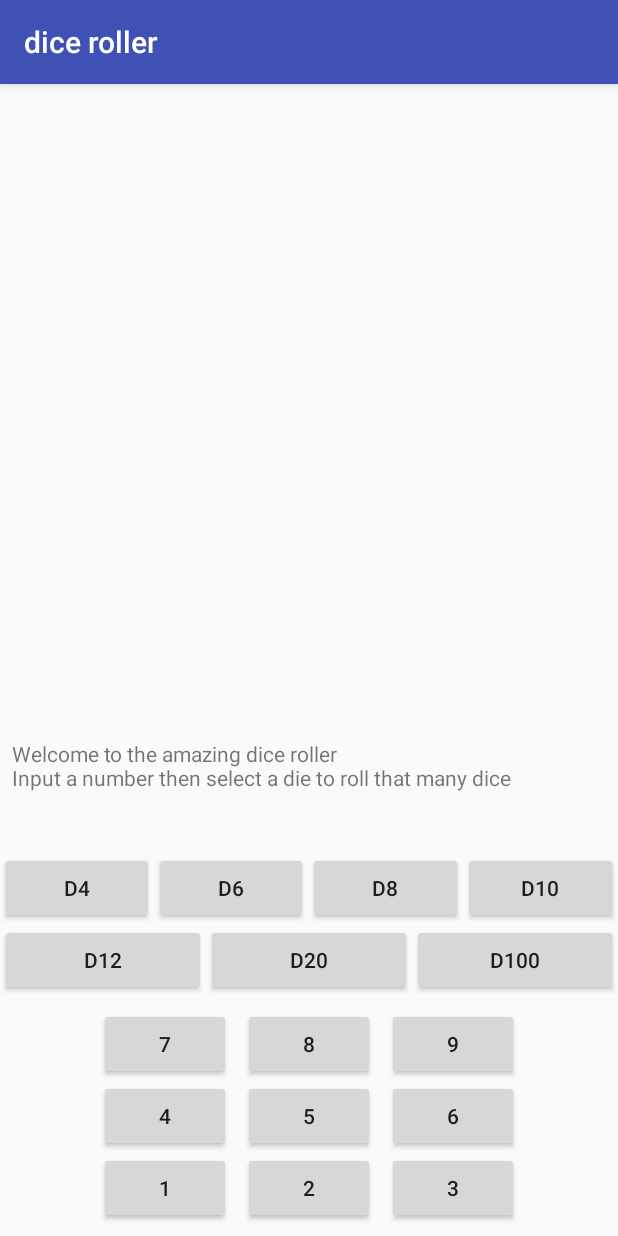
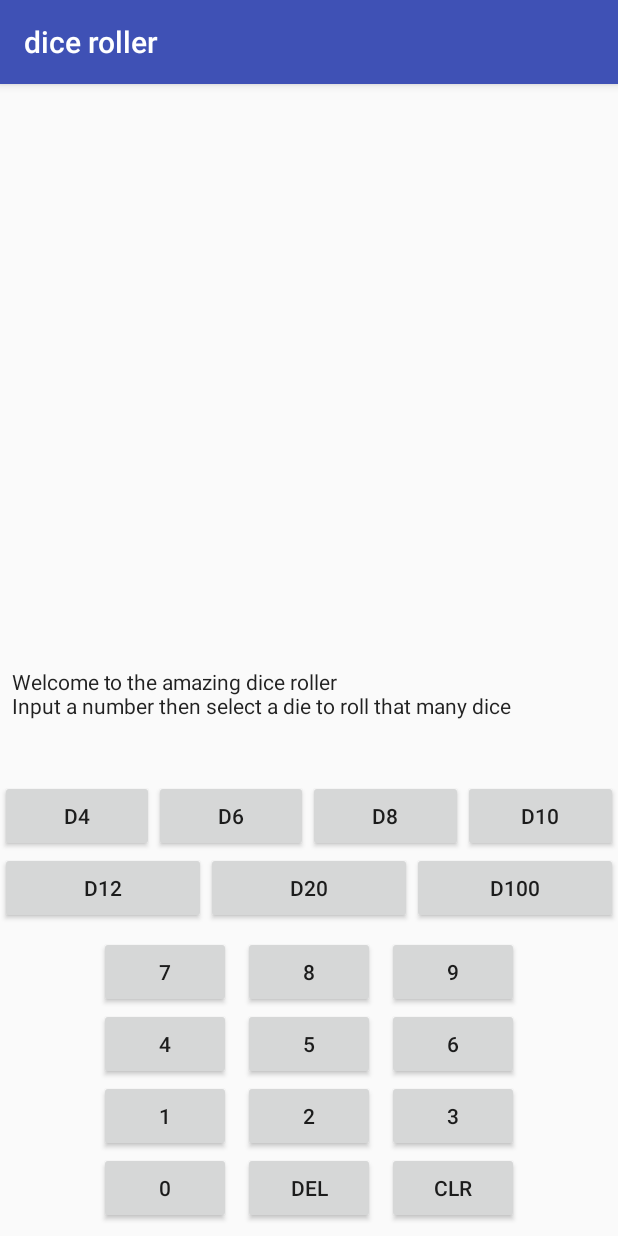
Before and after one commit to mdewhirst1/dice-roller, an Android app: the screen it shows after launch (MainActivity), on a phone screen of 412 x 824 dp. Run offline under Robolectric (Android 15) with nearby library versions, the phone set to English and light mode, and no system bars.

Commit message:
added del, clr and 0 buttons

```diff
--- a/app/src/main/java/com/example/mde12/diceroller/MainActivity.kt
+++ b/app/src/main/java/com/example/mde12/diceroller/MainActivity.kt
@@ -34,6 +34,18 @@ class MainActivity : AppCompatActivity() {
         rollDice(buttonText.removePrefix("d").toInt())
     }
 
+    fun onClickDelBtn(v: View) {
+        if (totalDice.length > 1) {
+            totalDice = totalDice.substring(0, totalDice.length - 1)
+            outputView.setText(outputView.text.substring(0, outputView.text.length - 1))
+        }
+    }
+
+    fun onClickClrBtn(v: View) {
+        outputView.setText(outputView.text.substring(0, outputView.text.length - (totalDice.length - 1)))
+        totalDice = "0"
+    }
+
     private fun rollDice(dieValue: Int) {
         outputView.append("Result >>> ")
         val totalDiceMin : Int = if (totalDice.toInt() > 0) totalDice.toInt() else 1
--- a/app/src/main/res/layout/activity_main.xml
+++ b/app/src/main/res/layout/activity_main.xml
@@ -131,6 +131,43 @@
                     android:onClick="onClickIntBtn"
                     android:text="3"/>
         </LinearLayout>
+
+        <LinearLayout
+                android:layout_width="wrap_content"
+                android:layout_height="match_parent"
+                tools:layout_editor_absoluteY="177dp"
+                tools:layout_editor_absoluteX="0dp"
+                android:orientation="horizontal"
+                >
+
+            <Button
+                    android:layout_width="wrap_content"
+                    android:layout_height="wrap_content"
+                    android:id="@+id/button0"
+                    app:layout_constraintStart_toStartOf="parent"
+                    android:layout_marginStart="16dp"
+                    android:onClick="onClickIntBtn"
+                    android:text="0"/>
+
+            <Button
+                    android:layout_width="wrap_content"
+                    android:layout_height="wrap_content"
+                    android:id="@+id/buttonDel"
+                    app:layout_constraintStart_toEndOf="@+id/button0"
+                    android:layout_marginStart="8dp"
+                    android:onClick="onClickDelBtn"
+                    android:text="Del"/>
+
+            <Button
+                    android:layout_width="wrap_content"
+                    android:layout_height="wrap_content"
+                    android:id="@+id/buttonClr"
+                    app:layout_constraintStart_toEndOf="@+id/buttonDel"
+                    android:layout_marginStart="8dp"
+                    android:layout_marginEnd="16dp"
+                    android:onClick="onClickClrBtn"
+                    android:text="Clr"/>
+        </LinearLayout>
     </LinearLayout>
 
     <LinearLayout
@@ -213,10 +250,10 @@
 
     <TextView
             android:text="Welcome to the amazing dice roller\nInput a number then select a die to roll that many dice\n\n"
-            android:scrollbars = "vertical"
+            android:scrollbars="vertical"
+            android:layout_width="match_parent"
+            android:layout_height="0dp"
             android:gravity="bottom"
-            android:layout_width="0dp"
-            android:layout_height="0dp"
             android:id="@+id/outputView"
             app:layout_constraintStart_toStartOf="parent"
             android:layout_marginStart="8dp"
@@ -225,6 +262,7 @@
             app:layout_constraintTop_toTopOf="parent"
             android:layout_marginTop="8dp"
             android:layout_marginBottom="8dp"
-            app:layout_constraintBottom_toTopOf="@+id/dieInput"/>
+            app:layout_constraintBottom_toTopOf="@+id/dieInput"
+            android:textAppearance="@style/TextAppearance.AppCompat.Body1"/>
 
 </android.support.constraint.ConstraintLayout>
```
